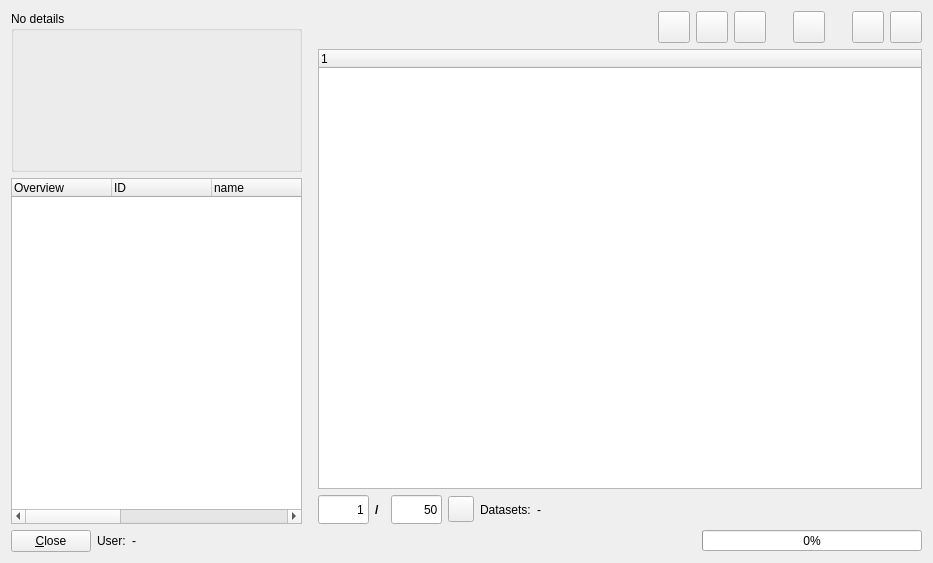
Before: the Qt Designer form trunk/development/ui/accountsfrm.ui in BackupTheBerlios/first4-svn, drawn with Qt 5.
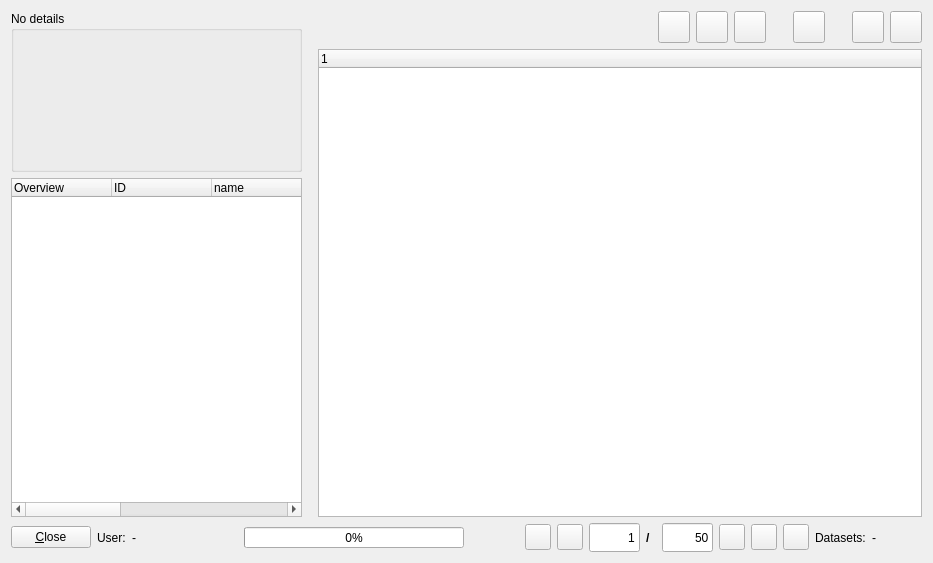
After: the same form once the commit is applied. The open tabs and pages were chosen to show the change. Icons and pictures are not drawn.

```diff
--- a/trunk/development/ui/accountsfrm.ui
+++ b/trunk/development/ui/accountsfrm.ui
@@ -15,11 +15,11 @@
   <property name="windowIcon" >
    <iconset resource="../resources/images/first4.qrc" >:/kcalc.png</iconset>
   </property>
-  <layout class="QGridLayout" >
-   <item rowspan="3" row="0" column="0" >
-    <layout class="QVBoxLayout" >
+  <layout class="QGridLayout" name="gridLayout">
+   <item row="0" column="0" rowspan="2">
+    <layout class="QVBoxLayout">
      <item>
-      <layout class="QHBoxLayout" />
+      <layout class="QHBoxLayout"/>
      </item>
      <item>
       <widget class="QStackedWidget" name="mainstack" >
@@ -564,8 +564,8 @@
       </widget>
      </item>
      <item>
-      <widget class="QTreeWidget" name="treeindex" >
-       <property name="maximumSize" >
+      <widget class="QTreeWidget" name="treeindex">
+       <property name="maximumSize">
         <size>
          <width>291</width>
          <height>16777215</height>
@@ -615,8 +615,8 @@
      </item>
     </layout>
    </item>
-   <item row="0" column="1" >
-    <layout class="QHBoxLayout" >
+   <item row="0" column="1">
+    <layout class="QHBoxLayout">
      <item>
       <spacer>
        <property name="orientation" >
@@ -631,11 +631,11 @@
       </spacer>
      </item>
      <item>
-      <layout class="QGridLayout" >
-       <item row="0" column="0" >
-        <widget class="QPushButton" name="btnnew" >
-         <property name="sizePolicy" >
-          <sizepolicy vsizetype="Fixed" hsizetype="Fixed" >
+      <layout class="QGridLayout">
+       <item row="0" column="0">
+        <widget class="QPushButton" name="btnnew">
+         <property name="sizePolicy">
+          <sizepolicy hsizetype="Fixed" vsizetype="Fixed">
            <horstretch>0</horstretch>
            <verstretch>0</verstretch>
           </sizepolicy>
@@ -716,7 +716,7 @@
          </property>
         </widget>
        </item>
-       <item row="0" column="3" >
+       <item row="0" column="3">
         <spacer>
          <property name="orientation" >
           <enum>Qt::Horizontal</enum>
@@ -760,7 +760,7 @@
          </property>
         </widget>
        </item>
-       <item row="0" column="5" >
+       <item row="0" column="5">
         <spacer>
          <property name="orientation" >
           <enum>Qt::Horizontal</enum>
@@ -836,9 +836,9 @@
      </item>
     </layout>
    </item>
-   <item row="1" column="1" >
-    <widget class="QTreeWidget" name="treemain" >
-     <property name="contextMenuPolicy" >
+   <item row="1" column="1">
+    <widget class="QTreeWidget" name="treemain">
+     <property name="contextMenuPolicy">
       <enum>Qt::CustomContextMenu</enum>
      </property>
      <property name="selectionMode" >
@@ -851,227 +851,373 @@
      </column>
     </widget>
    </item>
-   <item row="2" column="1" >
-    <layout class="QHBoxLayout" >
+   <item row="2" column="0" colspan="2">
+    <layout class="QHBoxLayout" name="horizontalLayout_2">
      <item>
-      <widget class="QLineEdit" name="txtsqlfrom" >
-       <property name="sizePolicy" >
-        <sizepolicy vsizetype="Fixed" hsizetype="Fixed" >
-         <horstretch>51</horstretch>
-         <verstretch>29</verstretch>
-        </sizepolicy>
-       </property>
-       <property name="minimumSize" >
-        <size>
-         <width>51</width>
-         <height>29</height>
-        </size>
-       </property>
-       <property name="maximumSize" >
-        <size>
-         <width>51</width>
-         <height>29</height>
-        </size>
-       </property>
-       <property name="text" >
-        <string>1</string>
-       </property>
-       <property name="alignment" >
-        <set>Qt::AlignRight|Qt::AlignTrailing|Qt::AlignVCenter</set>
-       </property>
-      </widget>
+      <layout class="QHBoxLayout">
+       <item>
+        <widget class="QPushButton" name="btnclose">
+         <property name="text">
+          <string>&amp;Close</string>
+         </property>
+         <property name="icon">
+          <iconset resource="../resources/images/first4.qrc">
+           <normaloff>:/fileclose.png</normaloff>:/fileclose.png</iconset>
+         </property>
+        </widget>
+       </item>
+       <item>
+        <widget class="QLabel" name="label">
+         <property name="text">
+          <string>User:</string>
+         </property>
+        </widget>
+       </item>
+       <item>
+        <widget class="QLabel" name="lbluser">
+         <property name="text">
+          <string>-</string>
+         </property>
+        </widget>
+       </item>
+       <item>
+        <spacer>
+         <property name="orientation">
+          <enum>Qt::Horizontal</enum>
+         </property>
+         <property name="sizeHint" stdset="0">
+          <size>
+           <width>40</width>
+           <height>20</height>
+          </size>
+         </property>
+        </spacer>
+       </item>
+       <item>
+        <widget class="QProgressBar" name="progbar">
+         <property name="sizePolicy">
+          <sizepolicy hsizetype="Fixed" vsizetype="Fixed">
+           <horstretch>0</horstretch>
+           <verstretch>0</verstretch>
+          </sizepolicy>
+         </property>
+         <property name="minimumSize">
+          <size>
+           <width>220</width>
+           <height>0</height>
+          </size>
+         </property>
+         <property name="maximumSize">
+          <size>
+           <width>16777215</width>
+           <height>21</height>
+          </size>
+         </property>
+         <property name="value">
+          <number>0</number>
+         </property>
+        </widget>
+       </item>
+      </layout>
      </item>
      <item>
-      <widget class="QLabel" name="label_2" >
-       <property name="minimumSize" >
-        <size>
-         <width>10</width>
-         <height>0</height>
-        </size>
-       </property>
-       <property name="maximumSize" >
-        <size>
-         <width>10</width>
-         <height>16777215</height>
-        </size>
-       </property>
-       <property name="font" >
-        <font>
-         <weight>75</weight>
-         <bold>true</bold>
-        </font>
-       </property>
-       <property name="text" >
-        <string>/</string>
-       </property>
-      </widget>
-     </item>
-     <item>
-      <widget class="QLineEdit" name="txtsqlto" >
-       <property name="sizePolicy" >
-        <sizepolicy vsizetype="Fixed" hsizetype="Fixed" >
-         <horstretch>51</horstretch>
-         <verstretch>29</verstretch>
-        </sizepolicy>
-       </property>
-       <property name="minimumSize" >
-        <size>
-         <width>51</width>
-         <height>29</height>
-        </size>
-       </property>
-       <property name="maximumSize" >
-        <size>
-         <width>51</width>
-         <height>29</height>
-        </size>
-       </property>
-       <property name="text" >
-        <string>50</string>
-       </property>
-       <property name="alignment" >
-        <set>Qt::AlignRight|Qt::AlignTrailing|Qt::AlignVCenter</set>
-       </property>
-      </widget>
-     </item>
-     <item>
-      <widget class="QPushButton" name="btnrefresh" >
-       <property name="sizePolicy" >
-        <sizepolicy vsizetype="Fixed" hsizetype="Fixed" >
-         <horstretch>0</horstretch>
-         <verstretch>0</verstretch>
-        </sizepolicy>
-       </property>
-       <property name="minimumSize" >
-        <size>
-         <width>26</width>
-         <height>26</height>
-        </size>
-       </property>
-       <property name="maximumSize" >
-        <size>
-         <width>26</width>
-         <height>26</height>
-        </size>
-       </property>
-       <property name="text" >
-        <string/>
-       </property>
-       <property name="icon" >
-        <iconset resource="../resources/images/first4.qrc" >:/impexp.png</iconset>
-       </property>
-       <property name="iconSize" >
-        <size>
-         <width>12</width>
-         <height>12</height>
-        </size>
-       </property>
-      </widget>
-     </item>
-     <item>
-      <widget class="QLabel" name="label_3" >
-       <property name="text" >
-        <string>Datasets:</string>
-       </property>
-      </widget>
-     </item>
-     <item>
-      <widget class="QLabel" name="lblsqltot" >
-       <property name="minimumSize" >
-        <size>
-         <width>50</width>
-         <height>0</height>
-        </size>
-       </property>
-       <property name="maximumSize" >
-        <size>
-         <width>50</width>
-         <height>16777215</height>
-        </size>
-       </property>
-       <property name="text" >
-        <string>-</string>
-       </property>
-      </widget>
-     </item>
-     <item>
-      <spacer>
-       <property name="orientation" >
-        <enum>Qt::Horizontal</enum>
-       </property>
-       <property name="sizeHint" >
-        <size>
-         <width>40</width>
-         <height>20</height>
-        </size>
-       </property>
-      </spacer>
-     </item>
-    </layout>
-   </item>
-   <item row="3" column="0" colspan="2" >
-    <layout class="QHBoxLayout" >
-     <item>
-      <widget class="QPushButton" name="btnclose" >
-       <property name="text" >
-        <string>&amp;Close</string>
-       </property>
-       <property name="icon" >
-        <iconset resource="../resources/images/first4.qrc" >:/fileclose.png</iconset>
-       </property>
-      </widget>
-     </item>
-     <item>
-      <widget class="QLabel" name="label" >
-       <property name="text" >
-        <string>User:</string>
-       </property>
-      </widget>
-     </item>
-     <item>
-      <widget class="QLabel" name="lbluser" >
-       <property name="text" >
-        <string>-</string>
-       </property>
-      </widget>
-     </item>
-     <item>
-      <spacer>
-       <property name="orientation" >
-        <enum>Qt::Horizontal</enum>
-       </property>
-       <property name="sizeHint" >
-        <size>
-         <width>40</width>
-         <height>20</height>
-        </size>
-       </property>
-      </spacer>
-     </item>
-     <item>
-      <widget class="QProgressBar" name="progbar" >
-       <property name="sizePolicy" >
-        <sizepolicy vsizetype="Fixed" hsizetype="Fixed" >
-         <horstretch>0</horstretch>
-         <verstretch>0</verstretch>
-        </sizepolicy>
-       </property>
-       <property name="minimumSize" >
-        <size>
-         <width>220</width>
-         <height>0</height>
-        </size>
-       </property>
-       <property name="maximumSize" >
-        <size>
-         <width>16777215</width>
-         <height>21</height>
-        </size>
-       </property>
-       <property name="value" >
-        <number>0</number>
-       </property>
-      </widget>
+      <layout class="QHBoxLayout" name="horizontalLayout">
+       <item>
+        <spacer>
+         <property name="orientation">
+          <enum>Qt::Horizontal</enum>
+         </property>
+         <property name="sizeHint" stdset="0">
+          <size>
+           <width>40</width>
+           <height>20</height>
+          </size>
+         </property>
+        </spacer>
+       </item>
+       <item>
+        <widget class="QPushButton" name="btnfirst">
+         <property name="sizePolicy">
+          <sizepolicy hsizetype="Fixed" vsizetype="Fixed">
+           <horstretch>0</horstretch>
+           <verstretch>0</verstretch>
+          </sizepolicy>
+         </property>
+         <property name="minimumSize">
+          <size>
+           <width>26</width>
+           <height>26</height>
+          </size>
+         </property>
+         <property name="maximumSize">
+          <size>
+           <width>26</width>
+           <height>26</height>
+          </size>
+         </property>
+         <property name="text">
+          <string/>
+         </property>
+         <property name="icon">
+          <iconset resource="../resources/images/first4.qrc">
+           <normaloff>:/go-first.png</normaloff>:/go-first.png</iconset>
+         </property>
+         <property name="iconSize">
+          <size>
+           <width>12</width>
+           <height>12</height>
+          </size>
+         </property>
+        </widget>
+       </item>
+       <item>
+        <widget class="QPushButton" name="btnprevious">
+         <property name="sizePolicy">
+          <sizepolicy hsizetype="Fixed" vsizetype="Fixed">
+           <horstretch>0</horstretch>
+           <verstretch>0</verstretch>
+          </sizepolicy>
+         </property>
+         <property name="minimumSize">
+          <size>
+           <width>26</width>
+           <height>26</height>
+          </size>
+         </property>
+         <property name="maximumSize">
+          <size>
+           <width>26</width>
+           <height>26</height>
+          </size>
+         </property>
+         <property name="text">
+          <string/>
+         </property>
+         <property name="icon">
+          <iconset resource="../resources/images/first4.qrc">
+           <normaloff>:/go-previous.png</normaloff>:/go-previous.png</iconset>
+         </property>
+         <property name="iconSize">
+          <size>
+           <width>12</width>
+           <height>12</height>
+          </size>
+         </property>
+        </widget>
+       </item>
+       <item>
+        <widget class="QLineEdit" name="txtsqlfrom">
+         <property name="sizePolicy">
+          <sizepolicy hsizetype="Fixed" vsizetype="Fixed">
+           <horstretch>51</horstretch>
+           <verstretch>29</verstretch>
+          </sizepolicy>
+         </property>
+         <property name="minimumSize">
+          <size>
+           <width>51</width>
+           <height>29</height>
+          </size>
+         </property>
+         <property name="maximumSize">
+          <size>
+           <width>51</width>
+           <height>29</height>
+          </size>
+         </property>
+         <property name="text">
+          <string>1</string>
+         </property>
+         <property name="alignment">
+          <set>Qt::AlignRight|Qt::AlignTrailing|Qt::AlignVCenter</set>
+         </property>
+        </widget>
+       </item>
+       <item>
+        <widget class="QLabel" name="label_2">
+         <property name="minimumSize">
+          <size>
+           <width>10</width>
+           <height>0</height>
+          </size>
+         </property>
+         <property name="maximumSize">
+          <size>
+           <width>10</width>
+           <height>16777215</height>
+          </size>
+         </property>
+         <property name="font">
+          <font>
+           <weight>75</weight>
+           <bold>true</bold>
+          </font>
+         </property>
+         <property name="text">
+          <string>/</string>
+         </property>
+        </widget>
+       </item>
+       <item>
+        <widget class="QLineEdit" name="txtsqlto">
+         <property name="sizePolicy">
+          <sizepolicy hsizetype="Fixed" vsizetype="Fixed">
+           <horstretch>51</horstretch>
+           <verstretch>29</verstretch>
+          </sizepolicy>
+         </property>
+         <property name="minimumSize">
+          <size>
+           <width>51</width>
+           <height>29</height>
+          </size>
+         </property>
+         <property name="maximumSize">
+          <size>
+           <width>51</width>
+           <height>29</height>
+          </size>
+         </property>
+         <property name="text">
+          <string>50</string>
+         </property>
+         <property name="alignment">
+          <set>Qt::AlignRight|Qt::AlignTrailing|Qt::AlignVCenter</set>
+         </property>
+        </widget>
+       </item>
+       <item>
+        <widget class="QPushButton" name="btnnext">
+         <property name="sizePolicy">
+          <sizepolicy hsizetype="Fixed" vsizetype="Fixed">
+           <horstretch>0</horstretch>
+           <verstretch>0</verstretch>
+          </sizepolicy>
+         </property>
+         <property name="minimumSize">
+          <size>
+           <width>26</width>
+           <height>26</height>
+          </size>
+         </property>
+         <property name="maximumSize">
+          <size>
+           <width>26</width>
+           <height>26</height>
+          </size>
+         </property>
+         <property name="text">
+          <string/>
+         </property>
+         <property name="icon">
+          <iconset resource="../resources/images/first4.qrc">
+           <normaloff>:/go-next.png</normaloff>:/go-next.png</iconset>
+         </property>
+         <property name="iconSize">
+          <size>
+           <width>12</width>
+           <height>12</height>
+          </size>
+         </property>
+        </widget>
+       </item>
+       <item>
+        <widget class="QPushButton" name="btnlast">
+         <property name="sizePolicy">
+          <sizepolicy hsizetype="Fixed" vsizetype="Fixed">
+           <horstretch>0</horstretch>
+           <verstretch>0</verstretch>
+          </sizepolicy>
+         </property>
+         <property name="minimumSize">
+          <size>
+           <width>26</width>
+           <height>26</height>
+          </size>
+         </property>
+         <property name="maximumSize">
+          <size>
+           <width>26</width>
+           <height>26</height>
+          </size>
+         </property>
+         <property name="text">
+          <string/>
+         </property>
+         <property name="icon">
+          <iconset resource="../resources/images/first4.qrc">
+           <normaloff>:/go-last.png</normaloff>:/go-last.png</iconset>
+         </property>
+         <property name="iconSize">
+          <size>
+           <width>12</width>
+           <height>12</height>
+          </size>
+         </property>
+        </widget>
+       </item>
+       <item>
+        <widget class="QPushButton" name="btnrefresh">
+         <property name="sizePolicy">
+          <sizepolicy hsizetype="Fixed" vsizetype="Fixed">
+           <horstretch>0</horstretch>
+           <verstretch>0</verstretch>
+          </sizepolicy>
+         </property>
+         <property name="minimumSize">
+          <size>
+           <width>26</width>
+           <height>26</height>
+          </size>
+         </property>
+         <property name="maximumSize">
+          <size>
+           <width>26</width>
+           <height>26</height>
+          </size>
+         </property>
+         <property name="text">
+          <string/>
+         </property>
+         <property name="icon">
+          <iconset resource="../resources/images/first4.qrc">
+           <normaloff>:/impexp.png</normaloff>:/impexp.png</iconset>
+         </property>
+         <property name="iconSize">
+          <size>
+           <width>12</width>
+           <height>12</height>
+          </size>
+         </property>
+        </widget>
+       </item>
+       <item>
+        <widget class="QLabel" name="label_3">
+         <property name="text">
+          <string>Datasets:</string>
+         </property>
+        </widget>
+       </item>
+       <item>
+        <widget class="QLabel" name="lblsqltot">
+         <property name="minimumSize">
+          <size>
+           <width>50</width>
+           <height>0</height>
+          </size>
+         </property>
+         <property name="maximumSize">
+          <size>
+           <width>50</width>
+           <height>16777215</height>
+          </size>
+         </property>
+         <property name="text">
+          <string>-</string>
+         </property>
+        </widget>
+       </item>
+      </layout>
      </item>
     </layout>
    </item>
```
Left out of the diff: 416 changed lines with no effect on the pictures.
